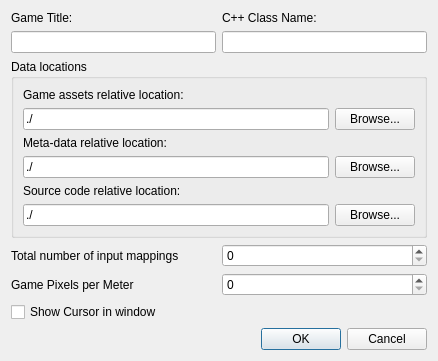
Before: the Qt Designer form DesignerTool/src/DlgProjectSettings.ui in GameOverture/HarmonyEngine, drawn with Qt 5.
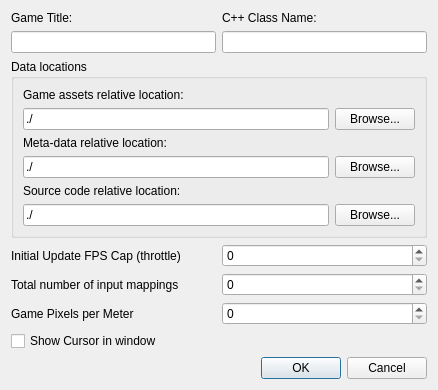
After: the same form once the commit is applied.

Commit message: FPS cap refactor - will throttle updates/renders to a specified FPS

```diff
--- a/DesignerTool/src/DlgProjectSettings.ui
+++ b/DesignerTool/src/DlgProjectSettings.ui
@@ -7,7 +7,7 @@
     <x>0</x>
     <y>0</y>
     <width>438</width>
-    <height>328</height>
+    <height>344</height>
    </rect>
   </property>
   <property name="windowTitle">
@@ -119,6 +119,24 @@
      <zorder>btnBrowseSource</zorder>
     </widget>
    </item>
+   <item>
+    <layout class="QHBoxLayout" name="horizontalLayout_3">
+     <item>
+      <widget class="QLabel" name="label_10">
+       <property name="text">
+        <string>Initial Update FPS Cap (throttle)</string>
+       </property>
+      </widget>
+     </item>
+     <item>
+      <widget class="QSpinBox" name="sbUpdateFpsCap">
+       <property name="maximum">
+        <number>300</number>
+       </property>
+      </widget>
+     </item>
+    </layout>
+   </item>
    <item>
     <layout class="QHBoxLayout" name="horizontalLayout">
      <item>
```
The commit also changes 17 other files.
